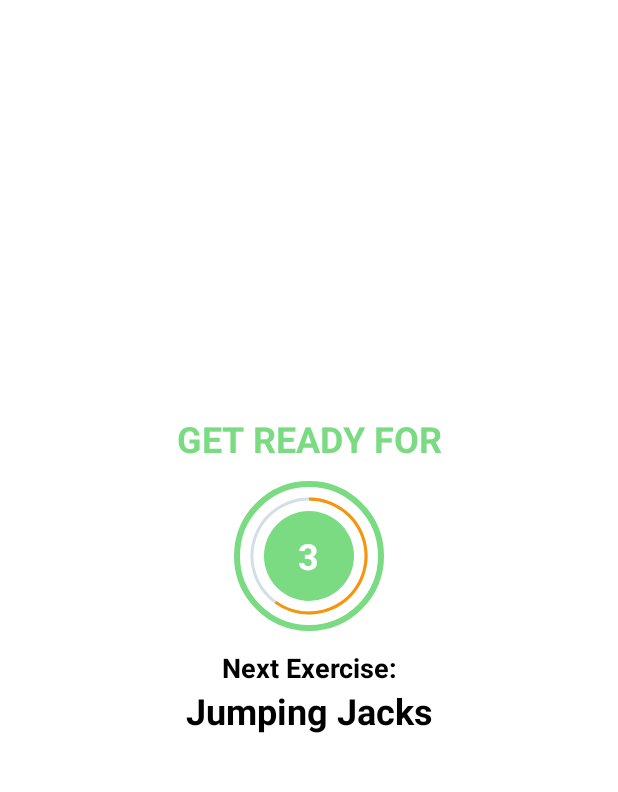
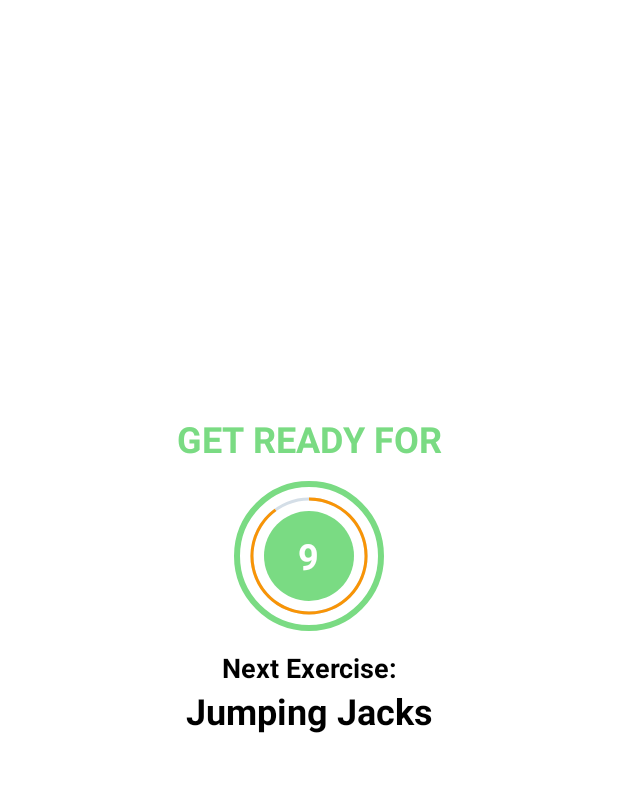
Before and after one commit to kyle-gonzales/7-minute-workout-android-app, an Android app: the ExerciseActivity screen opened directly, with no data from a screen before it, on a phone screen of 412 x 824 dp, the part 62-854 px from its top. Run offline under Robolectric (Android 15) with nearby library versions, the phone set to English and light mode, and no system bars.

Commit message:
added beeping sound during last 3 seconds of timer

```diff
--- a/app/src/main/java/com/example/a7minuteworkoutapp/ExerciseActivity.kt
+++ b/app/src/main/java/com/example/a7minuteworkoutapp/ExerciseActivity.kt
@@ -1,6 +1,5 @@
 package com.example.a7minuteworkoutapp
 
-import android.content.Intent
 import android.media.MediaPlayer
 import android.os.*
 import androidx.appcompat.app.AppCompatActivity
@@ -14,19 +13,22 @@ import kotlin.collections.ArrayList
 class ExerciseActivity : AppCompatActivity(), TextToSpeech.OnInitListener {
     private var binding:ActivityExerciseBinding? = null
     private var tts: TextToSpeech? = null
-    private var check_tts = 0
     private var ttsIsInit = false
-    private var player: MediaPlayer? = null
+    private var lowBeepPlayer: MediaPlayer? = null
+    private var highBeepPlayer: MediaPlayer? = null
+
+
+
     // rest timer
     private var restTimer: CountDownTimer? = null
-    private var restDuration: Long = 5000
+    private var restDuration: Long = 10000
     private var restPauseOffset: Long = 0
     private var restProgress = (restDuration/1000).toInt()
     private var restMaxProgress = (restDuration/1000).toInt()
 
     //exercise timer
     private var exerciseTimer: CountDownTimer? = null
-    private var exerciseDuration: Long = 5000
+    private var exerciseDuration: Long = 10000
     private var exercisePauseOffset : Long = 0
     private var exerciseProgress = (exerciseDuration/1000).toInt()
     private var exerciseMaxProgress = (exerciseDuration/1000).toInt()
@@ -48,24 +50,22 @@ class ExerciseActivity : AppCompatActivity(), TextToSpeech.OnInitListener {
         binding?.tbExercise?.setNavigationOnClickListener {
             onBackPressed() // clicking back button on device
         }
+        try {
+            lowBeepPlayer = MediaPlayer.create(this, R.raw.low_beep_sound)
+            highBeepPlayer = MediaPlayer.create(this, R.raw.high_beep_sound)
+            lowBeepPlayer?.isLooping = false
+            highBeepPlayer?.isLooping = false
+        } catch(e : Exception) {
+            Toast.makeText(this, "media player error", Toast.LENGTH_SHORT).show()
+            e.printStackTrace()
+        }
 
         Handler(Looper.getMainLooper()).postDelayed({
-            setRestTimer()
-            Toast.makeText(this, "starting workout", Toast.LENGTH_SHORT).show()
-        }, 500)
+            setRestTimer() // TODO: add progress bar
+//            Toast.makeText(this, "starting workout", Toast.LENGTH_SHORT).show()
+        }, 1000)
     }
     private fun setRestTimer() {
-
-//        try {
-//            val soundURI = Uri.parse("android.resource://com.example.a7minuteworkoutapp"+R.raw.press_start)
-//            player = MediaPlayer.create(this, soundURI)
-//            player?.isLooping = false
-//            player?.start()
-//
-//        } catch(e : Exception) {
-//            Toast.makeText(this, "media player error", Toast.LENGTH_SHORT).show()
-//            e.printStackTrace()
-//        }
 
         binding?.tvNextExercise?.text = workoutList[exerciseIndex].name
         binding?.tvExercise?.visibility = View.INVISIBLE
@@ -77,6 +77,7 @@ class ExerciseActivity : AppCompatActivity(), TextToSpeech.OnInitListener {
         binding?.tvRest?.visibility = View.VISIBLE
         binding?.flRestView?.visibility = View.VISIBLE
 
+//        player?.start()
         speakOut("Get ready for next exercise: ${workoutList[exerciseIndex].name}")
 
         resetRestTimer()
@@ -98,8 +99,12 @@ class ExerciseActivity : AppCompatActivity(), TextToSpeech.OnInitListener {
         restTimer = object : CountDownTimer(restDuration - restPauseOffset, 1000) {
             override fun onTick(timeLeftinMillis: Long) {
                 restPauseOffset = restDuration - timeLeftinMillis
-                binding?.tvRestTimer?.text = "${timeLeftinMillis/1000}"
                 binding?.progressBarRest?.progress = --restProgress
+                if (restProgress in 1..3)
+                    lowBeepPlayer?.start()
+                else if (restProgress == 0)
+                    highBeepPlayer?.start()
+                binding?.tvRestTimer?.text = "$restProgress"
             }
             override fun onFinish() {
                 setExerciseTimer()
@@ -109,7 +114,6 @@ class ExerciseActivity : AppCompatActivity(), TextToSpeech.OnInitListener {
     }
 
     private fun setExerciseTimer(){
-
 
         binding?.tvExercise?.text = workoutList[exerciseIndex].name
         binding?.tvRest?.visibility = View.INVISIBLE
@@ -143,8 +147,12 @@ class ExerciseActivity : AppCompatActivity(), TextToSpeech.OnInitListener {
         exerciseTimer = object : CountDownTimer(exerciseDuration - exercisePauseOffset, 1000) {
             override fun onTick(timeLeftInMillis: Long) {
                 exercisePauseOffset = exerciseDuration - timeLeftInMillis
-                binding?.tvExerciseTimer?.text = "${timeLeftInMillis/1000}"
                 binding?.progressBarExercise?.progress = --exerciseProgress
+                if (exerciseProgress in 1..3)
+                    lowBeepPlayer?.start()
+                else if (exerciseProgress == 0)
+                    highBeepPlayer?.start()
+                binding?.tvExerciseTimer?.text = "$exerciseProgress"
             }
             override fun onFinish() {
                 if (exerciseIndex+1 < workoutList.size){
@@ -185,10 +193,10 @@ class ExerciseActivity : AppCompatActivity(), TextToSpeech.OnInitListener {
         }
         tts?.shutdown()
 
-        if (player != null) {
-            player?.stop()
+        if (lowBeepPlayer != null) {
+            lowBeepPlayer?.stop()
         }
-        player?.release()
+        lowBeepPlayer?.release()
         binding = null
     }
 }
--- a/app/src/main/res/values-night/themes.xml
+++ b/app/src/main/res/values-night/themes.xml
@@ -1,6 +1,6 @@
 <resources xmlns:tools="http://schemas.android.com/tools">
     <!-- Base application theme. -->
-    <style name="Theme.7MinuteWorkoutApp" parent="Theme.MaterialComponents.DayNight.DarkActionBar">
+    <style name="Theme.7MinuteWorkoutApp" parent="Theme.MaterialComponents.DayNight.NoActionBar">
         <!-- Primary brand color. -->
         <item name="colorPrimary">@color/purple_200</item>
         <item name="colorPrimaryVariant">@color/purple_700</item>
```
Also changed, not shown: 2 other files.
